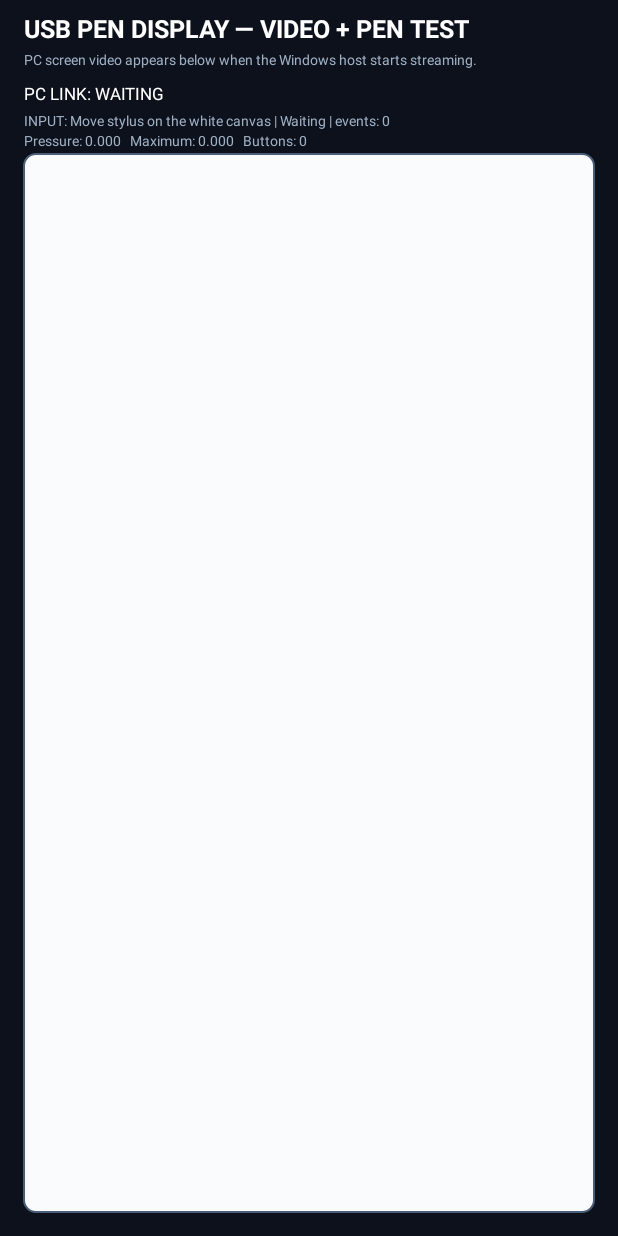
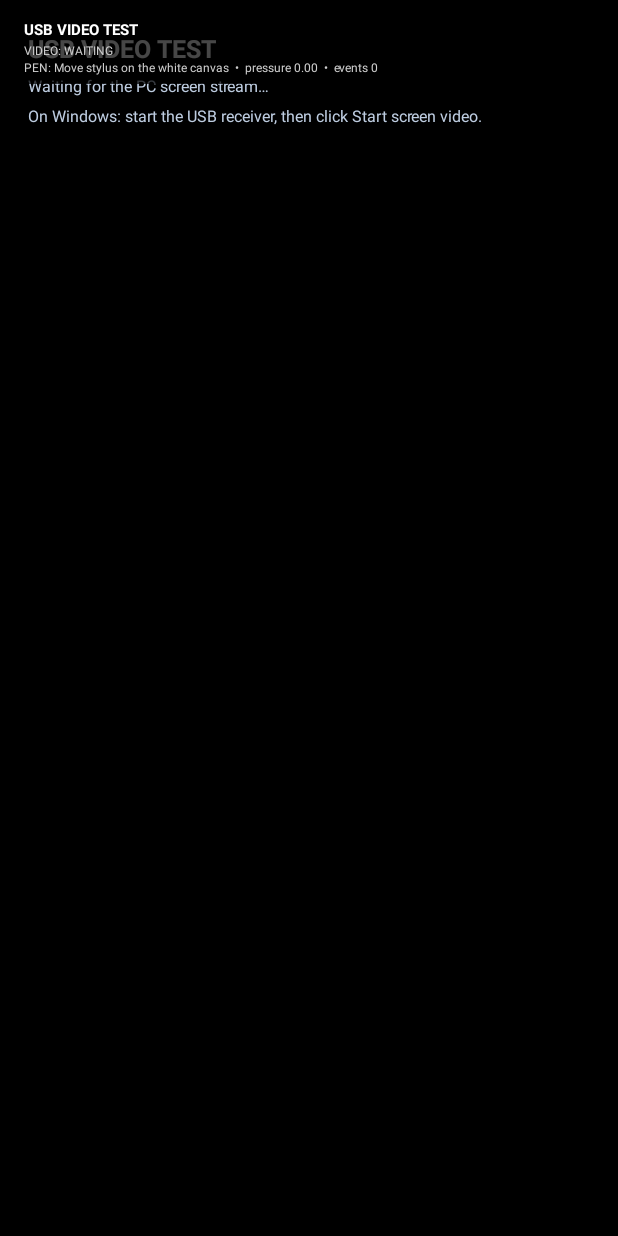
Before and after one commit to iamvishn17/android-tablet-connector, an Android app: the screen it shows after launch (MainActivity), on a phone screen of 412 x 824 dp. Run offline under Robolectric (Android 15) with nearby library versions, the phone set to English and light mode, and no system bars.

Commit message:
Make Android video test a full-screen PC display

```diff
--- a/app/src/main/java/com/usbpendisplay/diagnostic/MainActivity.kt
+++ b/app/src/main/java/com/usbpendisplay/diagnostic/MainActivity.kt
@@ -137,9 +137,9 @@ private class PenCanvasView(context: android.content.Context) : View(context) {
     private var y = 0f
     private var hover = false
     private var buttons = 0
-    private val margin = 24f
-    private val canvasTop = 154f
-    private val bottom = 24f
+    private val margin = 0f
+    private val canvasTop = 0f
+    private val bottom = 0f
     fun setPcLink(connected: Boolean) { pcConnected = connected; invalidate() }
     override fun onTouchEvent(event: MotionEvent): Boolean { handle(event); return true }
     override fun onGenericMotionEvent(event: MotionEvent): Boolean { handle(event); return true }
@@ -161,10 +161,10 @@ private class PenCanvasView(context: android.content.Context) : View(context) {
         tool = toolName; action = actionName; buttons = e.buttonState
         hover = e.actionMasked == MotionEvent.ACTION_HOVER_ENTER || e.actionMasked == MotionEvent.ACTION_HOVER_MOVE || e.actionMasked == MotionEvent.ACTION_HOVER_EXIT
         eventCount++
-        val cw = (width - margin * 2).coerceAtLeast(1f)
-        val ch = (height - canvasTop - bottom).coerceAtLeast(1f)
-        val cx = (x - margin).coerceIn(0f, cw)
-        val cy = (y - canvasTop).coerceIn(0f, ch)
+        val cw = width.coerceAtLeast(1).toFloat()
+        val ch = height.coerceAtLeast(1).toFloat()
+        val cx = x.coerceIn(0f, cw)
+        val cy = y.coerceIn(0f, ch)
         val drawTool = type == MotionEvent.TOOL_TYPE_STYLUS || type == MotionEvent.TOOL_TYPE_ERASER || type == MotionEvent.TOOL_TYPE_FINGER
         if (drawTool && (e.actionMasked == MotionEvent.ACTION_DOWN || e.actionMasked == MotionEvent.ACTION_POINTER_DOWN)) {
             val paint = Paint(3).apply {
@@ -199,31 +199,35 @@ private class PenCanvasView(context: android.content.Context) : View(context) {
 
     override fun onDraw(c: Canvas) {
         super.onDraw(c)
-        c.drawColor(Color.rgb(12, 17, 27))
-        c.drawText("USB PEN DISPLAY — VIDEO + PEN TEST", margin, 38f, heading)
-        c.drawText("PC screen video appears below when the Windows host starts streaming.", margin, 65f, label)
-        c.drawText("PC LINK: " + (if (pcConnected) "CONNECTED" else "WAITING"), margin, 100f, value)
-        c.drawText("INPUT: $tool | $action | events: $eventCount", margin, 126f, label)
-        c.drawText("Pressure: %.3f   Maximum: %.3f   Buttons: %d".format(pressure, maxPressure, buttons), margin, 146f, label)
-        val rect = RectF(margin, canvasTop, width - margin, height - bottom)
-        c.drawRoundRect(rect, 12f, 12f, board)
-        videoFrame?.let { frame ->
-            val dst = RectF(rect.left + 2f, rect.top + 2f, rect.right - 2f, rect.bottom - 2f)
-            c.save(); c.clipRect(dst); c.drawBitmap(frame, null, dst, Paint(Paint.FILTER_BITMAP_FLAG)); c.restore()
+        c.drawColor(Color.BLACK)
+        val frame = videoFrame
+        if (frame != null) {
+            val srcW = frame.width.toFloat()
+            val srcH = frame.height.toFloat()
+            val scale = maxOf(width / srcW, height / srcH)
+            val dstW = srcW * scale
+            val dstH = srcH * scale
+            val dst = RectF((width - dstW) / 2f, (height - dstH) / 2f,
+                            (width + dstW) / 2f, (height + dstH) / 2f)
+            c.drawBitmap(frame, null, dst, Paint(Paint.FILTER_BITMAP_FLAG))
+        } else {
+            val p = Paint(3).apply { color = Color.WHITE; textSize = 25f; typeface = android.graphics.Typeface.DEFAULT_BOLD }
+            val small = Paint(3).apply { color = Color.rgb(190, 205, 225); textSize = 16f }
+            c.drawText("USB VIDEO TEST", 28f, 58f, p)
+            c.drawText("Waiting for the PC screen stream…", 28f, 92f, small)
+            c.drawText("On Windows: start the USB receiver, then click Start screen video.", 28f, 122f, small)
         }
-        // Stroke paths are stored relative to the white board, so translate
-        // the drawing canvas to the board origin before rendering them.
-        c.save()
-        c.clipRect(rect)
-        c.translate(margin, canvasTop)
-        for (stroke in strokes) c.drawPath(stroke.path, stroke.paint)
-        c.restore()
-        // Hover cursor uses raw view coordinates, so draw it after restoring.
-        if (hover && x >= rect.left && x <= rect.right && y >= rect.top && y <= rect.bottom) {
-            val cursor = Paint(3).apply { color = Color.rgb(0, 130, 220); style = Paint.Style.STROKE; strokeWidth = 2f }
+        val overlay = Paint(3).apply { color = 0xB8000000.toInt() }
+        c.drawRoundRect(RectF(12f, 12f, 340f, 84f), 12f, 12f, overlay)
+        val white = Paint(3).apply { color = Color.WHITE; textSize = 15f; typeface = android.graphics.Typeface.DEFAULT_BOLD }
+        val muted = Paint(3).apply { color = Color.LTGRAY; textSize = 12f }
+        c.drawText("USB VIDEO TEST", 24f, 35f, white)
+        c.drawText(if (frame != null) "VIDEO: RECEIVING" else "VIDEO: WAITING", 24f, 55f, muted)
+        c.drawText("PEN: $tool  •  pressure %.2f  •  events $eventCount".format(pressure), 24f, 72f, muted)
+        if (hover) {
+            val cursor = Paint(3).apply { color = Color.CYAN; style = Paint.Style.STROKE; strokeWidth = 2f }
             c.drawCircle(x, y, 9f, cursor)
         }
-        c.drawRoundRect(rect, 12f, 12f, border)
     }
 }
 private object PenLinkHolder { var client: PenLinkClient? = null }
```
